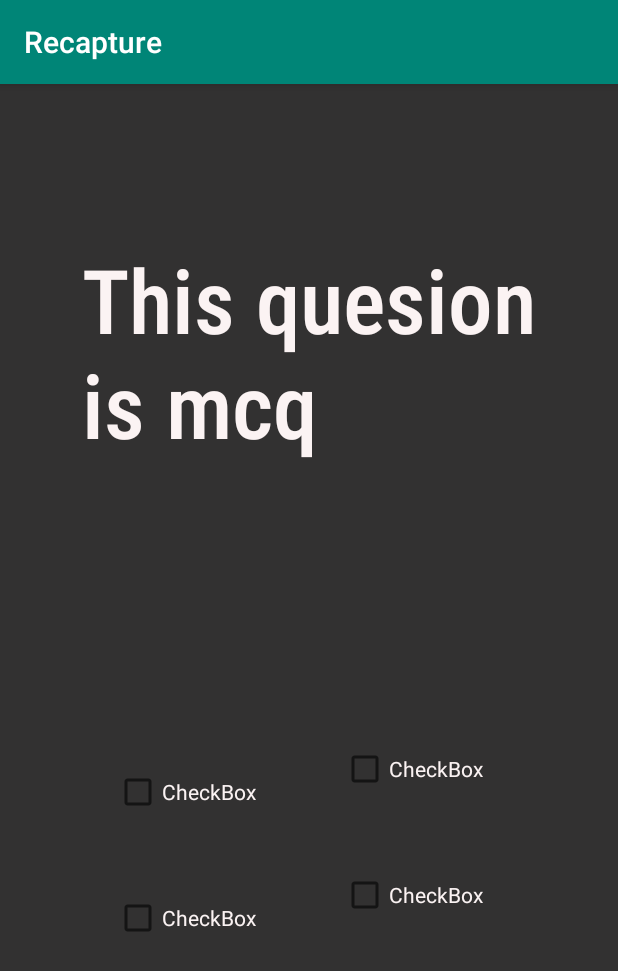
After one commit to Bazifrasool/Recapture, an Android app: the Quiz_page_3 screen opened directly, with no data from a screen before it, on a phone screen of 412 x 824 dp. The commit adds this screen. Shown: the top 971 px of the screen. Run offline under Robolectric (Android 15) with nearby library versions, the phone set to English and light mode, and no system bars; 4 statements that could not run were skipped.

Commit message:
Main_Activity_Page_3 Created

```diff
--- a/app/src/main/AndroidManifest.xml
+++ b/app/src/main/AndroidManifest.xml
@@ -9,7 +9,8 @@
         android:roundIcon="@mipmap/ic_launcher_round"
         android:supportsRtl="true"
         android:theme="@style/AppTheme">
-        <activity android:name=".Friend_Quiz_1"></activity>
+        <activity android:name=".Quiz_page_3"></activity>
+        <activity android:name=".Friend_Quiz_1" />
         <activity android:name=".Quiz_Page_2" />
         <activity android:name=".Quiz_Page_1" />
         <activity android:name=".MainActivity">
--- /dev/null
+++ b/app/src/main/java/com/example/recapture_v_0/Quiz_page_3.java
@@ -0,0 +1,22 @@
+package com.example.recapture_v_0;
+
+import android.os.Bundle;
+import android.widget.CheckBox;
+
+import androidx.appcompat.app.AppCompatActivity;
+
+public class Quiz_page_3 extends AppCompatActivity {
+
+    CheckBox cb1 = findViewById(R.id.checkBox);
+    CheckBox cb2 = findViewById(R.id.checkBox2);
+    CheckBox cb3 = findViewById(R.id.checkBox5);
+    CheckBox cb4 = findViewById(R.id.checkBox6);
+
+    @Override
+    protected void onCreate(Bundle savedInstanceState) {
+        super.onCreate(savedInstanceState);
+        setContentView(R.layout.activity_quiz_page_3);
+    }
+
+
+}
--- /dev/null
+++ b/app/src/main/res/layout/activity_quiz_page_3.xml
@@ -0,0 +1,81 @@
+<?xml version="1.0" encoding="utf-8"?>
+<androidx.constraintlayout.widget.ConstraintLayout xmlns:android="http://schemas.android.com/apk/res/android"
+    xmlns:app="http://schemas.android.com/apk/res-auto"
+    xmlns:tools="http://schemas.android.com/tools"
+    android:layout_width="match_parent"
+    android:layout_height="match_parent"
+    android:background="#E9201F1F"
+    tools:context=".Quiz_page_3">
+
+    <TextView
+        android:id="@+id/textView3"
+        android:layout_width="367dp"
+        android:layout_height="175dp"
+        android:layout_marginStart="31dp"
+        android:layout_marginTop="104dp"
+        android:layout_marginEnd="31dp"
+        android:autoSizeMaxTextSize="100sp"
+        android:autoSizeMinTextSize="8sp"
+        android:autoSizeTextType="uniform"
+        android:fontFamily="sans-serif-condensed-medium"
+        android:paddingLeft="32dp"
+        android:paddingRight="32dp"
+        android:text="@string/MCQ_1"
+        android:textColor="#FAFFF7F7"
+        android:textIsSelectable="false"
+        app:layout_constraintEnd_toEndOf="parent"
+        app:layout_constraintStart_toStartOf="parent"
+        app:layout_constraintTop_toTopOf="parent" />
+
+    <CheckBox
+        android:id="@+id/checkBox"
+        android:layout_width="wrap_content"
+        android:layout_height="wrap_content"
+        android:layout_marginStart="76dp"
+        android:layout_marginBottom="52dp"
+        android:text="CheckBox"
+        android:textColor="#FAFFF7F7"
+        app:layout_constraintBottom_toTopOf="@+id/checkBox5"
+        app:layout_constraintStart_toStartOf="parent" />
+
+    <CheckBox
+        android:id="@+id/checkBox2"
+        android:layout_width="wrap_content"
+        android:layout_height="wrap_content"
+        android:layout_marginStart="8dp"
+        android:layout_marginEnd="8dp"
+        android:text="CheckBox"
+        android:textColor="#FAFFF7F7"
+        app:layout_constraintBottom_toBottomOf="parent"
+        app:layout_constraintEnd_toEndOf="parent"
+        app:layout_constraintHorizontal_bias="0.374"
+        app:layout_constraintStart_toEndOf="@+id/checkBox"
+        app:layout_constraintTop_toTopOf="parent"
+        app:layout_constraintVertical_bias="0.599" />
+
+    <CheckBox
+        android:id="@+id/checkBox5"
+        android:layout_width="wrap_content"
+        android:layout_height="wrap_content"
+        android:layout_marginStart="76dp"
+        android:layout_marginBottom="196dp"
+        android:text="CheckBox"
+        android:textColor="#FAFFF7F7"
+        app:layout_constraintBottom_toBottomOf="parent"
+        app:layout_constraintStart_toStartOf="parent" />
+
+    <CheckBox
+        android:id="@+id/checkBox6"
+        android:layout_width="wrap_content"
+        android:layout_height="wrap_content"
+        android:layout_marginStart="8dp"
+        android:layout_marginTop="52dp"
+        android:layout_marginEnd="40dp"
+        android:text="CheckBox"
+        android:textColor="#FAFFF7F7"
+        app:layout_constraintEnd_toEndOf="parent"
+        app:layout_constraintHorizontal_bias="0.494"
+        app:layout_constraintStart_toEndOf="@+id/checkBox5"
+        app:layout_constraintTop_toBottomOf="@+id/checkBox2" />
+
+</androidx.constraintlayout.widget.ConstraintLayout>
--- a/app/src/main/res/values/strings.xml
+++ b/app/src/main/res/values/strings.xml
@@ -2,4 +2,5 @@
     <string name="app_name">Recapture</string>
     <string name="Question_1">Can you write Today\'s Date ?</string>
     <string name="Question_2">Q2</string>
+    <string name="MCQ_1">This quesion is mcq</string>
 </resources>
```
